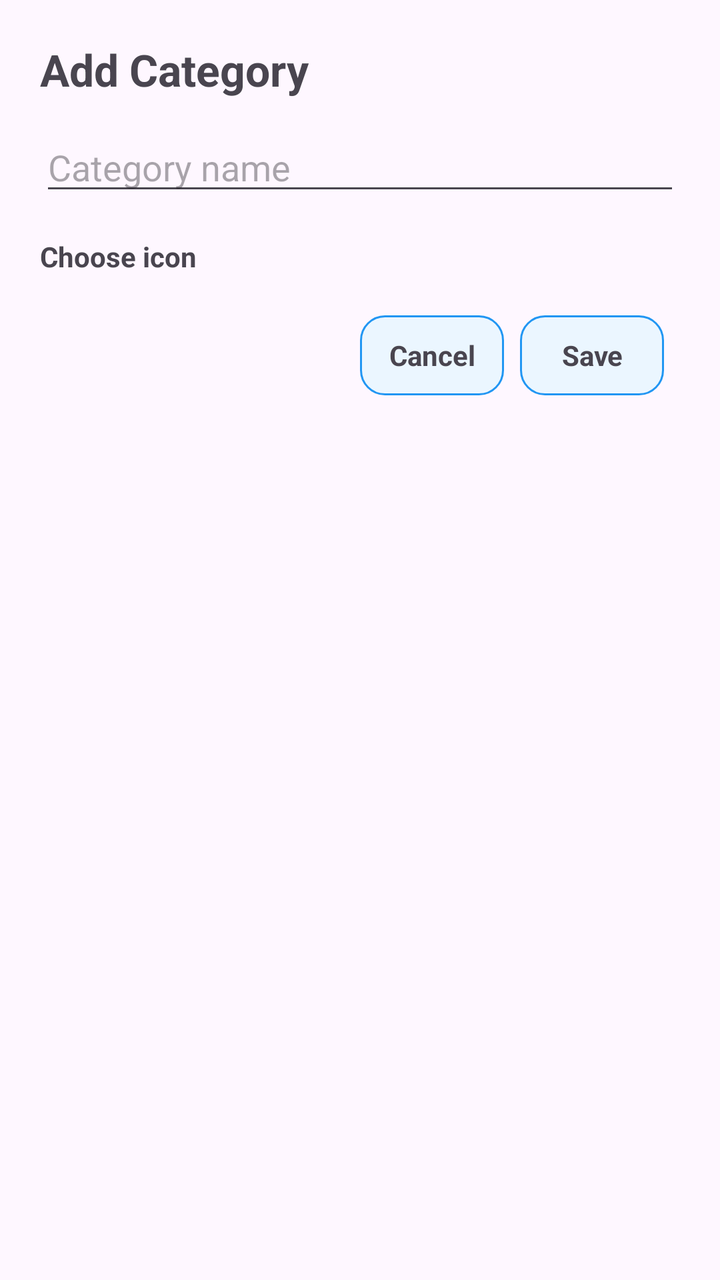
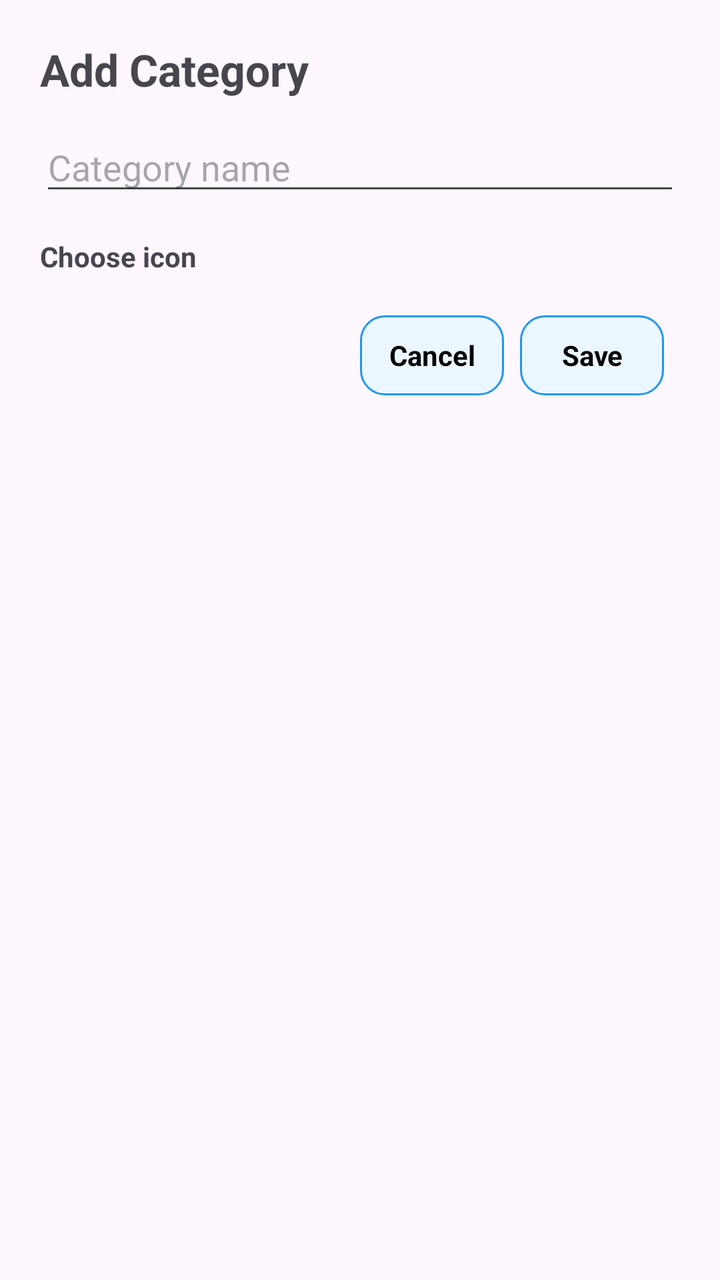

Two renders of the same Android screen: before a commit and after it. Below are the layout's source before the change and the commit's diff.
<!-- AndroidManifest.xml: application theme Theme.ExpenseTracker -->
<!-- res/layout/add_category_dialog_layout.xml -->
<LinearLayout xmlns:android="http://schemas.android.com/apk/res/android"
    android:layout_width="match_parent"
    android:layout_height="wrap_content"
    android:orientation="vertical"
    android:padding="20dp">

    <TextView
        android:layout_width="wrap_content"
        android:layout_height="wrap_content"
        android:text="Add Category"
        android:textSize="22sp"
        android:textStyle="bold" />

    <EditText
        android:id="@+id/etName"
        android:layout_width="match_parent"
        android:layout_height="wrap_content"
        android:layout_marginTop="12dp"
        android:hint="Category name"
        android:inputType="text" />

    <TextView
        android:layout_width="wrap_content"
        android:layout_height="wrap_content"
        android:layout_marginTop="16dp"
        android:text="Choose icon"
        android:textStyle="bold" />

    <ScrollView
        android:layout_width="match_parent"
        android:layout_height="wrap_content"
        android:layout_marginTop="8dp"
        android:fillViewport="true">

        <GridLayout
            android:id="@+id/iconGrid"
            android:layout_width="match_parent"
            android:layout_height="wrap_content"
            android:alignmentMode="alignMargins"
            android:columnCount="4"
            android:useDefaultMargins="true" />

    </ScrollView>

    <LinearLayout
        android:layout_width="match_parent"
        android:layout_height="wrap_content"
        android:layout_marginTop="12dp"
        android:gravity="end"
        android:orientation="horizontal">

        <FrameLayout
            android:id="@+id/btnCancel"
            android:layout_width="72dp"
            android:layout_height="40dp"
            android:layout_gravity="center_vertical"
            android:layout_marginEnd="8dp"
            android:background="@drawable/bg_button_ripple">

            <TextView
                android:layout_width="match_parent"
                android:layout_height="match_parent"
                android:gravity="center"
                android:text="Cancel"
                android:textStyle="bold" />
        </FrameLayout>

        <FrameLayout
            android:id="@+id/btnSave"
            android:layout_width="72dp"
            android:layout_height="40dp"
            android:layout_gravity="center_vertical"
            android:layout_marginEnd="8dp"
            android:background="@drawable/bg_button_ripple">

            <TextView
                android:layout_width="match_parent"
                android:layout_height="match_parent"
                android:gravity="center"
                android:text="Save"
                android:textStyle="bold" />
        </FrameLayout>

    </LinearLayout>

</LinearLayout>
<!-- resources referenced by this layout -->
<resources>
  <!-- drawable bg_button_ripple (drawable) -->
  <?xml version="1.0" encoding="utf-8"?>
  <ripple xmlns:android="http://schemas.android.com/apk/res/android"
      android:color="#55000000">
  
      <item>
          <shape android:shape="rectangle">
              <solid android:color="#EBF6FF" />
              <corners android:radius="12dp" />
              <stroke android:width="1dp" android:color="#2196F3"/>
          </shape>
      </item>
  
  </ripple>
  <style name="Theme.ExpenseTracker" parent="Base.Theme.ExpenseTracker" />
  <style name="Base.Theme.ExpenseTracker" parent="Theme.Material3.DayNight.NoActionBar">
          
          
      </style>
</resources>

<!-- the commit's change to res/layout/add_category_dialog_layout.xml (unified diff, before → after) -->
@@ -62,7 +62,8 @@
                 android:layout_height="match_parent"
                 android:gravity="center"
                 android:text="Cancel"
-                android:textStyle="bold" />
+                android:textStyle="bold"
+                android:textColor="@color/black"/>
         </FrameLayout>
 
         <FrameLayout
@@ -78,7 +79,8 @@
                 android:layout_height="match_parent"
                 android:gravity="center"
                 android:text="Save"
-                android:textStyle="bold" />
+                android:textStyle="bold"
+                android:textColor="@color/black"/>
         </FrameLayout>
 
     </LinearLayout>
<!-- resource entries referenced after the edit -->
@@ -1,5 +1,6 @@
 <!-- resources referenced by this layout -->
 <resources>
+  <color name="black">#FF000000</color>
   <!-- drawable bg_button_ripple (drawable) -->
   <?xml version="1.0" encoding="utf-8"?>
   <ripple xmlns:android="http://schemas.android.com/apk/res/android"
